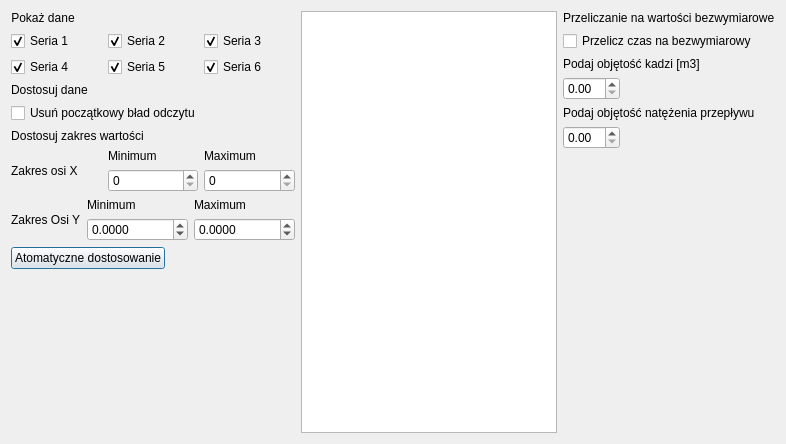
Old version of the form chartdialog.ui in the repository JakubDulewicz/CosDataAnalysis.
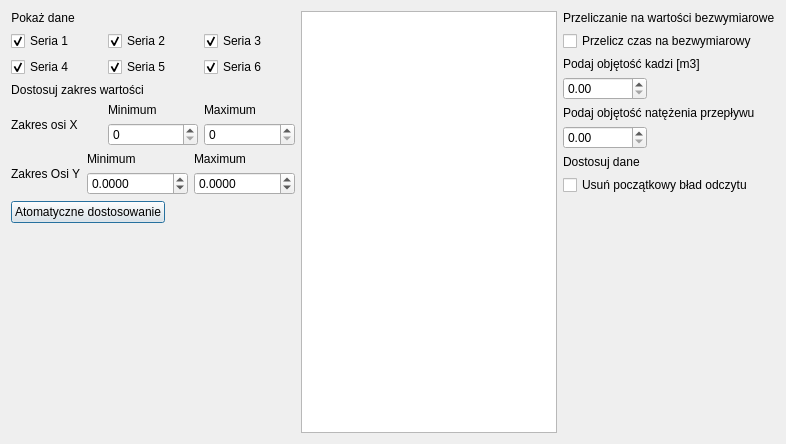
New version of the form. Custom widgets are drawn as their Qt base class.

```diff
--- a/chartdialog.ui
+++ b/chartdialog.ui
@@ -106,36 +106,6 @@
        </item>
       </layout>
      </item>
-     <item>
-      <layout class="QVBoxLayout" name="verticalLayoutDataAdjustments">
-       <item>
-        <widget class="QLabel" name="label_9">
-         <property name="sizePolicy">
-          <sizepolicy hsizetype="Maximum" vsizetype="Maximum">
-           <horstretch>0</horstretch>
-           <verstretch>0</verstretch>
-          </sizepolicy>
-         </property>
-         <property name="text">
-          <string>Dostosuj dane</string>
-         </property>
-        </widget>
-       </item>
-       <item>
-        <widget class="QCheckBox" name="checkBoxReadValueError">
-         <property name="sizePolicy">
-          <sizepolicy hsizetype="Maximum" vsizetype="Fixed">
-           <horstretch>0</horstretch>
-           <verstretch>0</verstretch>
-          </sizepolicy>
-         </property>
-         <property name="text">
-          <string>Usuń początkowy bład odczytu</string>
-         </property>
-        </widget>
-       </item>
-      </layout>
-     </item>
      <item>
       <layout class="QVBoxLayout" name="verticalLayoutRange">
        <item>
@@ -355,6 +325,12 @@
                <verstretch>0</verstretch>
               </sizepolicy>
              </property>
+             <property name="decimals">
+              <number>2</number>
+             </property>
+             <property name="maximum">
+              <double>100000.000000000000000</double>
+             </property>
             </widget>
            </item>
            <item>
@@ -378,6 +354,12 @@
                <verstretch>0</verstretch>
               </sizepolicy>
              </property>
+             <property name="decimals">
+              <number>2</number>
+             </property>
+             <property name="maximum">
+              <double>100000.000000000000000</double>
+             </property>
             </widget>
            </item>
           </layout>
@@ -386,6 +368,36 @@
        </item>
       </layout>
      </item>
+     <item>
+      <layout class="QVBoxLayout" name="verticalLayoutDataAdjustments">
+       <item>
+        <widget class="QLabel" name="label_9">
+         <property name="sizePolicy">
+          <sizepolicy hsizetype="Maximum" vsizetype="Maximum">
+           <horstretch>0</horstretch>
+           <verstretch>0</verstretch>
+          </sizepolicy>
+         </property>
+         <property name="text">
+          <string>Dostosuj dane</string>
+         </property>
+        </widget>
+       </item>
+       <item>
+        <widget class="QCheckBox" name="checkBoxReadValueError">
+         <property name="sizePolicy">
+          <sizepolicy hsizetype="Maximum" vsizetype="Fixed">
+           <horstretch>0</horstretch>
+           <verstretch>0</verstretch>
+          </sizepolicy>
+         </property>
+         <property name="text">
+          <string>Usuń początkowy bład odczytu</string>
+         </property>
+        </widget>
+       </item>
+      </layout>
+     </item>
      <item>
       <spacer name="verticalSpacer_2">
        <property name="orientation">
```
